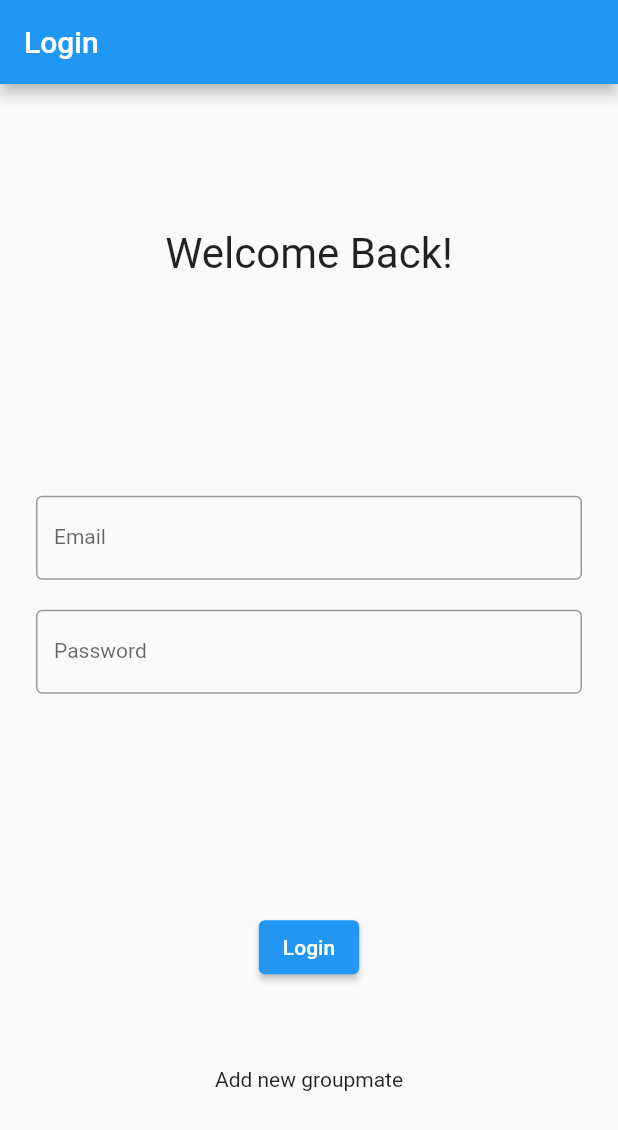
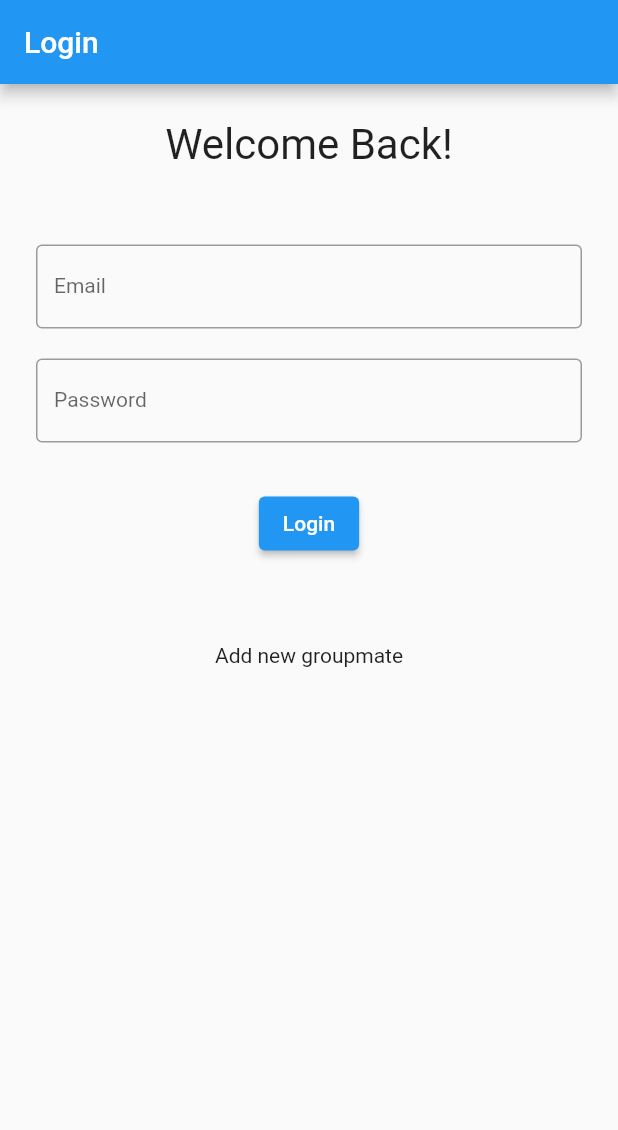
Before and after one commit to Ajololr/Flutter-Journal, a Flutter app: the screen it shows after launch, on a phone screen of 412 x 824 dp. Shown: the top 1130 px of the screen. Run offline on Flutter 3.47's test engine with Material 2 defaults, Android fonts, the phone set to English and light mode, and no system bars; our stand-ins replace chewie, cloud_firestore, firebase_auth, firebase_core, firebase_storage, flutter_colorpicker and 4 more; accounts and stored records are empty.

Commit message:
fix scrolling issues

```diff
--- a/lib/widgets/LoginSreen.dart
+++ b/lib/widgets/LoginSreen.dart
@@ -41,9 +41,6 @@ class _LoginsScreenState extends State<LoginsScreen> {
   }
 
   void _onSubmit() async {
-    Provider.of<UserModel>(context, listen: false).toggleIsLoggedIn();
-    return;
-
     try {
       setError("");
 
@@ -78,22 +75,25 @@ class _LoginsScreenState extends State<LoginsScreen> {
           title: Text(Provider.of<LocaleModel>(context).getString("login")),
         ),
         body: Padding(
-          padding: EdgeInsets.all(24),
-          child: Column(
+            padding: EdgeInsets.fromLTRB(24, 24, 24 ,0),
+            child: ListView(
+              children: [
+                Column(
                   mainAxisAlignment: MainAxisAlignment.spaceAround,
                   children: [
                     Text(
                       Provider.of<LocaleModel>(context).getString("welcome"),
                       style: TextStyle(fontSize: 28),
                     ),
+                    SizedBox(height: 50),
                     Column(
                       children: [
                         TextField(
                           controller: _emailController,
                           decoration: InputDecoration(
                             border: OutlineInputBorder(),
-                      labelText:
-                          Provider.of<LocaleModel>(context).getString("email"),
+                            labelText: Provider.of<LocaleModel>(context)
+                                .getString("email"),
                           ),
                         ),
                         SizedBox(height: 20),
@@ -108,6 +108,7 @@ class _LoginsScreenState extends State<LoginsScreen> {
                         ),
                       ],
                     ),
+                    SizedBox(height: 30),
                     Column(
                       children: [
                         ElevatedButton(
@@ -121,11 +122,13 @@ class _LoginsScreenState extends State<LoginsScreen> {
                           child: Text(Provider.of<LocaleModel>(context)
                               .getString("addGroupmate")),
                           onTap: _navigateToRegister,
-                  )
+                        ),
+                        SizedBox(height: 24),
                       ],
                     )
                   ],
                 ),
-        ));
+              ],
+            )));
   }
 }
```
Also changed, not shown: lib/widgets/RegisterScreen.dart (+5 -4 lines), lib/widgets/StudentScreen.dart (+13 -8 lines). Lines whose indentation alone changed are shown as unchanged.
